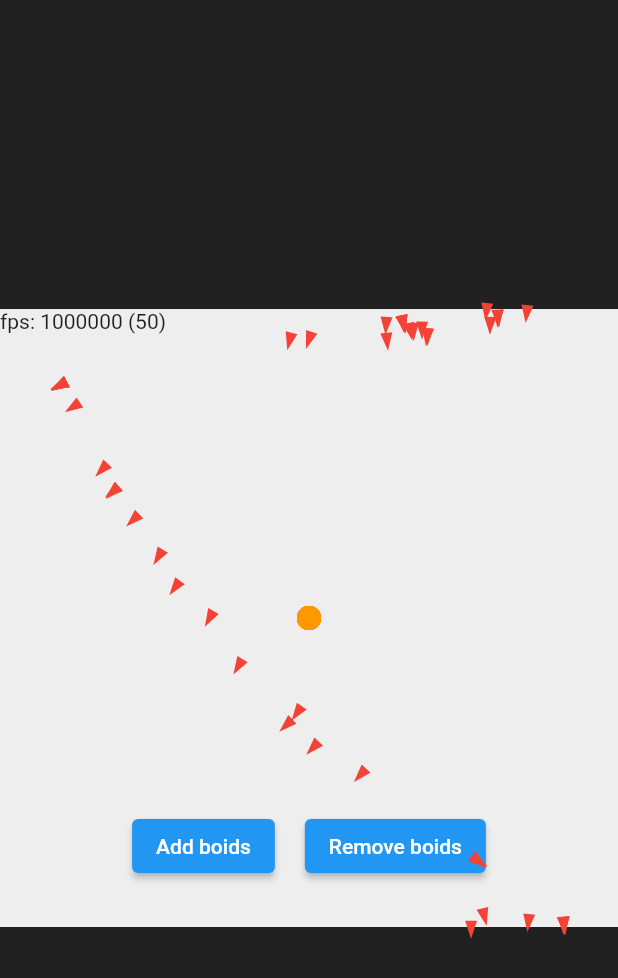
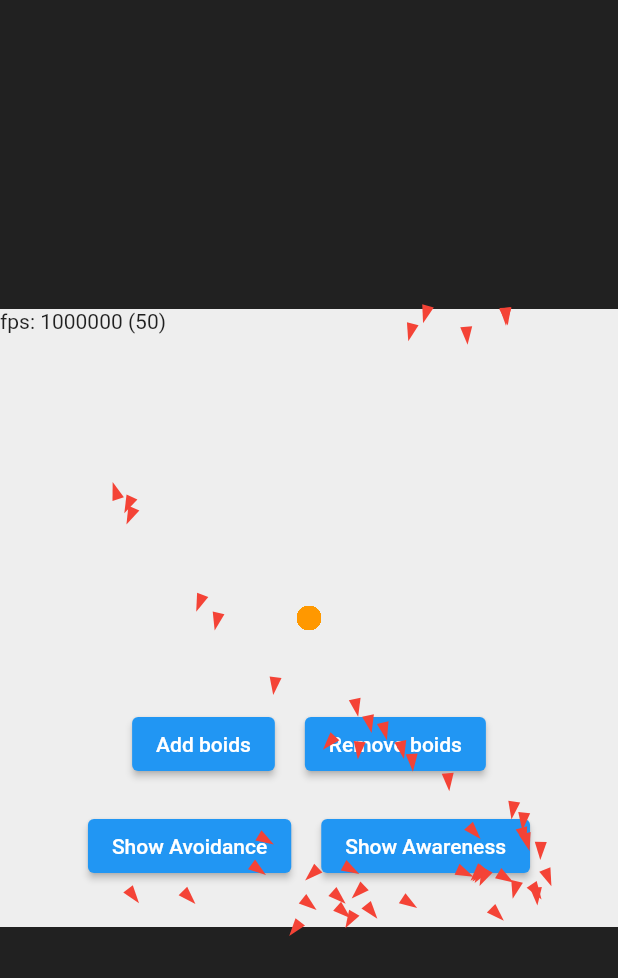
Before and after one commit to aidandavis/flutter_boids, a Flutter app: the screen it shows after launch, on a phone screen of 412 x 824 dp. Shown: the top 978 px of the screen. Run offline on Flutter 3.47's test engine with Material 2 defaults, Android fonts, the phone set to English and light mode, and no system bars.

Commit message:
more toggles

```diff
--- a/lib/main.dart
+++ b/lib/main.dart
@@ -41,18 +41,21 @@ class _MyHomePageState extends State<MyHomePage>
   int dt = 0;
 
   double speed = 0.2;
-  double maxTurnSpeed = 0.05;
+  double maxTurnSpeed = 0.075;
 
   double avoidanceDistance = 0.02;
   double avoidanceWeight = 0.5;
 
-  double awarenessArc = (5 / 4) * pi;
+  double awarenessArc = pi;
   double awarenessDistance = 0.1;
 
   double coherenceWeight = 0.2;
-  double alignmentWeight = 0.1;
+  double alignmentWeight = 0.15;
 
   Offset coherencePosition = Offset(0.5, 0.5);
+
+  bool drawAvoidance = false;
+  bool drawAwareness = false;
 
   @override
   void initState() {
@@ -86,13 +89,13 @@ class _MyHomePageState extends State<MyHomePage>
     for (var boid in boids) {
       boid.readyForNextTick();
 
-      // boid.avoidWalls();
+      boid.avoidWalls();
 
       boid.avoidOtherBoids(boids);
 
-      // boid.coherence(boids);
+      boid.coherence(boids);
 
-      boid.cohereTowardPoint(Point(coherencePosition.dx, coherencePosition.dy));
+      // boid.cohereTowardPoint(Point(coherencePosition.dx, coherencePosition.dy));
 
       boid.alignment(boids);
 
@@ -156,8 +159,8 @@ class _MyHomePageState extends State<MyHomePage>
                 foregroundPainter: BoidPainter(
                   boids,
                   coherencePosition,
-                  drawAvoidance: false,
-                  drawAwareness: false,
+                  drawAvoidance: drawAvoidance,
+                  drawAwareness: drawAwareness,
                 ),
                 child: Container(
                   color: Colors.grey[200],
@@ -188,6 +191,30 @@ class _MyHomePageState extends State<MyHomePage>
                                 child: ElevatedButton(
                                   child: Text('Remove boids'),
                                   onPressed: () => _removeBoids(),
+                                ),
+                              ),
+                              Padding(
+                                padding: EdgeInsets.all(10),
+                                child: ElevatedButton(
+                                  child: Text(
+                                      '${drawAvoidance ? 'Hide' : 'Show'} Avoidance'),
+                                  onPressed: () {
+                                    setState(() {
+                                      drawAvoidance = !drawAvoidance;
+                                    });
+                                  },
+                                ),
+                              ),
+                              Padding(
+                                padding: EdgeInsets.all(10),
+                                child: ElevatedButton(
+                                  child: Text(
+                                      '${drawAwareness ? 'Hide' : 'Show'} Awareness'),
+                                  onPressed: () {
+                                    setState(() {
+                                      drawAwareness = !drawAwareness;
+                                    });
+                                  },
                                 ),
                               ),
                             ],
```
